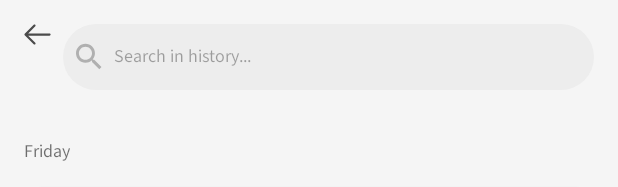
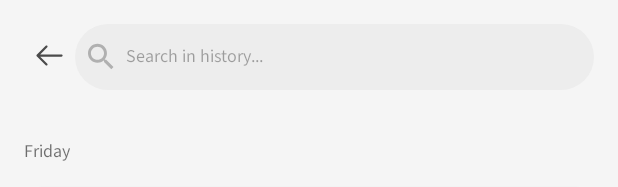
Before and after one commit to Mohammed-Alhams/Happy-Sapcetoon-Task, an Android app: the layout activity_main.xml on its own in the app's theme, with its tools: preview values and no code run, on a phone screen of 412 x 824 dp. Shown: the top 187 px of the screen. Run offline under Robolectric (Android 15) with nearby library versions, the phone set to English and light mode, and no system bars.

Commit message:
edit back icon

```diff
--- a/app/src/main/res/layout/activity_main.xml
+++ b/app/src/main/res/layout/activity_main.xml
@@ -18,22 +18,25 @@
             android:id="@+id/imageView3"
             android:layout_width="wrap_content"
             android:layout_height="match_parent"
+            android:layout_marginStart="8dp"
+            android:layout_marginTop="14dp"
             android:src="@drawable/arrow"
             app:layout_constraintStart_toStartOf="parent"
-            tools:layout_editor_absoluteY="15dp" />
+            app:layout_constraintTop_toTopOf="@+id/editText" />
 
         <EditText
+            android:id="@+id/editText"
             android:layout_width="0dp"
             android:layout_height="44dp"
             android:layout_marginStart="8dp"
             android:background="@drawable/edit_text_background"
+            android:drawableStart="@drawable/search"
+            android:drawablePadding="8dp"
             android:fontFamily="@font/source_sans_pro"
             android:padding="8dp"
             android:text="@string/search_in_history"
             android:textColor="@color/black_body"
             android:textSize="@dimen/textBody"
-            android:drawableStart="@drawable/search"
-            android:drawablePadding="8dp"
             app:layout_constraintEnd_toEndOf="parent"
             app:layout_constraintStart_toEndOf="@+id/imageView3"
             app:layout_constraintTop_toTopOf="parent" />
--- a/app/src/main/res/values/themes.xml
+++ b/app/src/main/res/values/themes.xml
@@ -1,6 +1,6 @@
 <resources>
     <!-- Base application theme. -->
-    <style name="Theme.HappySapcetoonTask" parent="Theme.MaterialComponents.DayNight.DarkActionBar">
+    <style name="Theme.HappySapcetoonTask" parent="Theme.MaterialComponents.DayNight.NoActionBar">
         <!-- Primary brand color. -->
         <item name="colorPrimary">@color/purple_500</item>
         <item name="colorPrimaryVariant">@color/purple_700</item>
```
